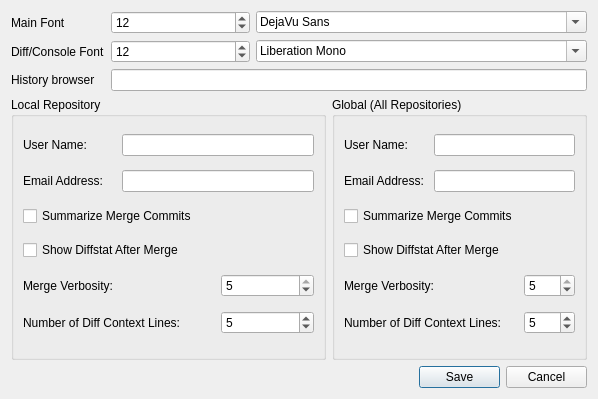
Old version of the form ui/optionsgui.ui in the repository git-cola/git-cola.
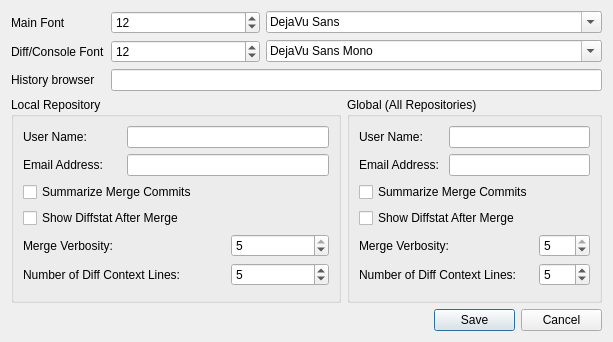
New version of the form.

Commit message:
Set window sizes and default fonts
If no font is specified for the font combo box then no font will be listed for
the diff font.  Set a selected font so that the field is always populated.
This only affects the case where a user has never previously selected a font.

Signed-off by: David Aguilar <davvid@gmail.com>

```diff
--- a/ui/optionsgui.ui
+++ b/ui/optionsgui.ui
@@ -8,8 +8,8 @@
    <rect>
     <x>0</x>
     <y>0</y>
-    <width>598</width>
-    <height>399</height>
+    <width>613</width>
+    <height>342</height>
    </rect>
   </property>
   <property name="windowTitle" >
@@ -66,7 +66,7 @@
      </property>
      <property name="currentFont" >
       <font>
-       <family>Liberation Mono</family>
+       <family>DejaVu Sans Mono</family>
       </font>
      </property>
     </widget>
```
The commit also changes 2 other files.
